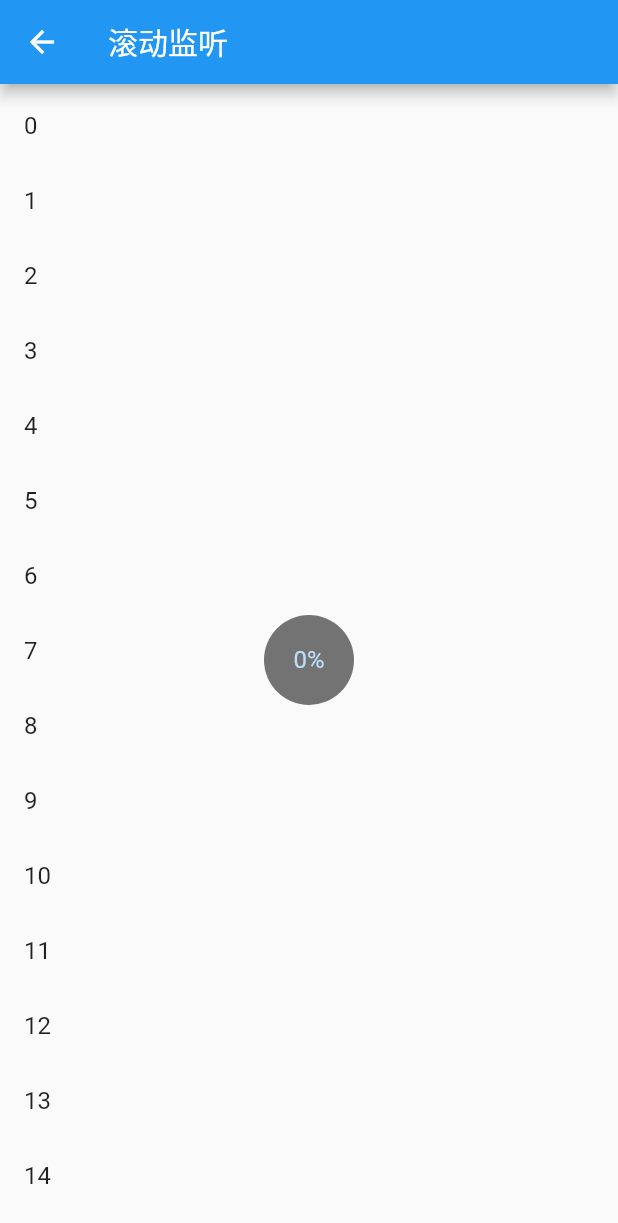
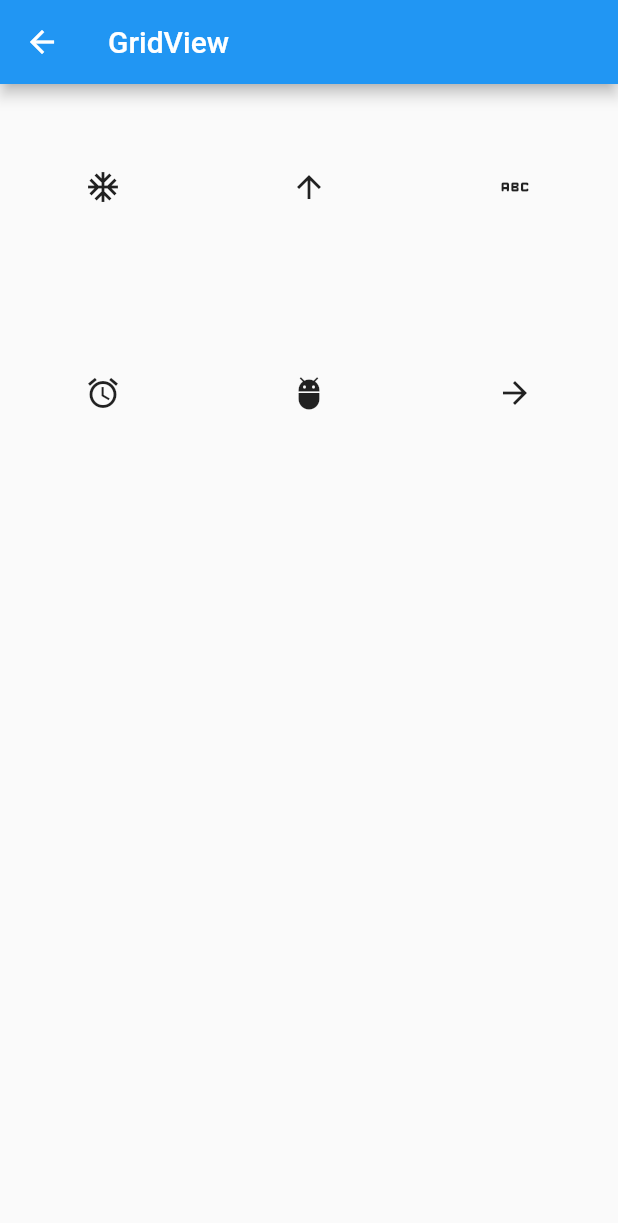
Before and after one commit to zhou-jun-jie/hello_world, a Flutter app: the TipRoute screen opened directly, after a tap on "跳转Scroll", on a phone screen of 412 x 824 dp. Shown: the top 1223 px of the screen. Run offline on Flutter 3.47's test engine with Material 2 defaults, Android fonts, the phone set to English and light mode, and no system bars; network calls fail.

Commit message:
添加grid控件

```diff
--- /dev/null
+++ b/lib/grid.dart
@@ -0,0 +1,24 @@
+import 'package:flutter/material.dart';
+
+class GridViewRoute extends StatelessWidget {
+  @override
+  Widget build(BuildContext context) {
+    return Scaffold(
+      appBar: AppBar(title: Text("GridView"),),
+      body: GridView(gridDelegate: SliverGridDelegateWithFixedCrossAxisCount(
+        crossAxisCount: 3,//横轴3个子控件
+        childAspectRatio: 1.0//宽高比为1时
+      ),
+          children: [
+            Icon(Icons.ac_unit),
+            Icon(Icons.arrow_upward),
+            Icon(Icons.abc_rounded),
+            Icon(Icons.access_alarm),
+            Icon(Icons.adb_rounded),
+            Icon(Icons.arrow_forward),
+          ],
+      ),
+    );
+  }
+
+}
--- a/lib/main.dart
+++ b/lib/main.dart
@@ -2,6 +2,7 @@ import 'package:flutter/material.dart'; // 导入了Material UI组件库
 //导入cupertino  widget 库
 import 'package:flutter/cupertino.dart';
 import 'package:flutter/rendering.dart';
+import 'package:hello_world/grid.dart';
 import 'package:hello_world/scrolnotification.dart';
 import 'scollcontroller.dart';
 
@@ -374,7 +375,8 @@ class TipRoute extends StatelessWidget {
                               builder: (context) =>
                                   /*SingleChildScrollViewTestRoute(),*/
                               /*ScrollControllerTestRoute(),*/
-                              ScrollNotificationTestRoute(),
+                              /*ScrollNotificationTestRoute(),*/
+                              GridViewRoute(),
                             ))
                       },
                   child: const Text(
```
